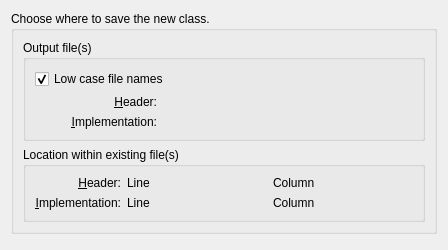
Before: the Qt Designer form language/codegen/ui/outputlocation.ui in KDE/kdevelop, drawn with Qt 5.
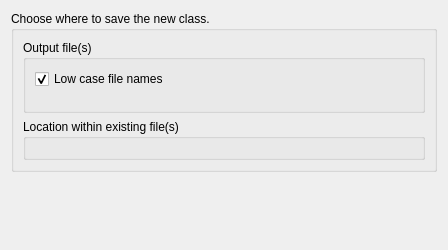
After: the same form once the commit is applied. Custom widgets are drawn as their Qt base class.

```diff
--- a/language/codegen/ui/outputlocation.ui
+++ b/language/codegen/ui/outputlocation.ui
@@ -17,6 +17,24 @@
       <string>Choose where to save the new class.</string>
      </property>
      <layout class="QGridLayout" name="gridLayout_3">
+      <item row="1" column="0">
+       <widget class="QGroupBox" name="groupBox_2">
+        <property name="enabled">
+         <bool>true</bool>
+        </property>
+        <property name="title">
+         <string>Location within existing file(s)</string>
+        </property>
+        <property name="flat">
+         <bool>true</bool>
+        </property>
+        <layout class="QVBoxLayout" name="verticalLayout_2">
+         <item>
+          <layout class="QFormLayout" name="positionFormLayout"/>
+         </item>
+        </layout>
+       </widget>
+      </item>
       <item row="0" column="0">
        <widget class="QGroupBox" name="groupBox">
         <property name="title">
@@ -29,38 +47,6 @@
          <bool>false</bool>
         </property>
         <layout class="QGridLayout" name="gridLayout">
-         <item row="1" column="0">
-          <widget class="QLabel" name="headerLabel1">
-           <property name="text">
-            <string>&amp;Header:</string>
-           </property>
-           <property name="alignment">
-            <set>Qt::AlignRight|Qt::AlignTrailing|Qt::AlignVCenter</set>
-           </property>
-           <property name="buddy">
-            <cstring>headerUrl</cstring>
-           </property>
-          </widget>
-         </item>
-         <item row="1" column="2">
-          <widget class="KUrlRequester" name="headerUrl"/>
-         </item>
-         <item row="2" column="0">
-          <widget class="QLabel" name="label_2">
-           <property name="text">
-            <string>&amp;Implementation:</string>
-           </property>
-           <property name="alignment">
-            <set>Qt::AlignRight|Qt::AlignTrailing|Qt::AlignVCenter</set>
-           </property>
-           <property name="buddy">
-            <cstring>implementationUrl</cstring>
-           </property>
-          </widget>
-         </item>
-         <item row="2" column="2">
-          <widget class="KUrlRequester" name="implementationUrl"/>
-         </item>
          <item row="0" column="0" colspan="3">
           <widget class="QCheckBox" name="lowerFilenameCheckBox">
            <property name="text">
@@ -71,86 +57,12 @@
            </property>
           </widget>
          </item>
-        </layout>
-       </widget>
-      </item>
-      <item row="1" column="0">
-       <widget class="QGroupBox" name="groupBox_2">
-        <property name="enabled">
-         <bool>true</bool>
-        </property>
-        <property name="title">
-         <string>Location within existing file(s)</string>
-        </property>
-        <property name="flat">
-         <bool>true</bool>
-        </property>
-        <layout class="QGridLayout" name="gridLayout_2">
-         <item row="0" column="0">
-          <widget class="QLabel" name="headerLabel2">
-           <property name="text">
-            <string>&amp;Header:</string>
+         <item row="2" column="0" rowspan="2">
+          <layout class="QFormLayout" name="urlFormLayout">
+           <property name="fieldGrowthPolicy">
+            <enum>QFormLayout::ExpandingFieldsGrow</enum>
            </property>
-           <property name="alignment">
-            <set>Qt::AlignRight|Qt::AlignTrailing|Qt::AlignVCenter</set>
-           </property>
-           <property name="buddy">
-            <cstring>headerUrl</cstring>
-           </property>
-          </widget>
-         </item>
-         <item row="0" column="1">
-          <widget class="QLabel" name="headerRowLabel">
-           <property name="text">
-            <string>Line</string>
-           </property>
-          </widget>
-         </item>
-         <item row="0" column="2">
-          <widget class="KIntNumInput" name="headerLineNumber"/>
-         </item>
-         <item row="0" column="3">
-          <widget class="QLabel" name="headerColumnLabel">
-           <property name="text">
-            <string>Column</string>
-           </property>
-          </widget>
-         </item>
-         <item row="0" column="4">
-          <widget class="KIntNumInput" name="headerColumnNumber"/>
-         </item>
-         <item row="1" column="0">
-          <widget class="QLabel" name="label_4">
-           <property name="text">
-            <string>&amp;Implementation:</string>
-           </property>
-           <property name="alignment">
-            <set>Qt::AlignRight|Qt::AlignTrailing|Qt::AlignVCenter</set>
-           </property>
-           <property name="buddy">
-            <cstring>implementationUrl</cstring>
-           </property>
-          </widget>
-         </item>
-         <item row="1" column="1">
-          <widget class="QLabel" name="label_7">
-           <property name="text">
-            <string>Line</string>
-           </property>
-          </widget>
-         </item>
-         <item row="1" column="2">
-          <widget class="KIntNumInput" name="implementationLineNumber"/>
-         </item>
-         <item row="1" column="3">
-          <widget class="QLabel" name="label_8">
-           <property name="text">
-            <string>Column</string>
-           </property>
-          </widget>
-         </item>
-         <item row="1" column="4">
-          <widget class="KIntNumInput" name="implementationColumnNumber"/>
+          </layout>
          </item>
         </layout>
        </widget>
@@ -173,18 +85,6 @@
    </item>
   </layout>
  </widget>
- <customwidgets>
-  <customwidget>
-   <class>KUrlRequester</class>
-   <extends>QFrame</extends>
-   <header>kurlrequester.h</header>
-  </customwidget>
-  <customwidget>
-   <class>KIntNumInput</class>
-   <extends>QWidget</extends>
-   <header>knuminput.h</header>
-  </customwidget>
- </customwidgets>
  <resources/>
  <connections/>
 </ui>
```
